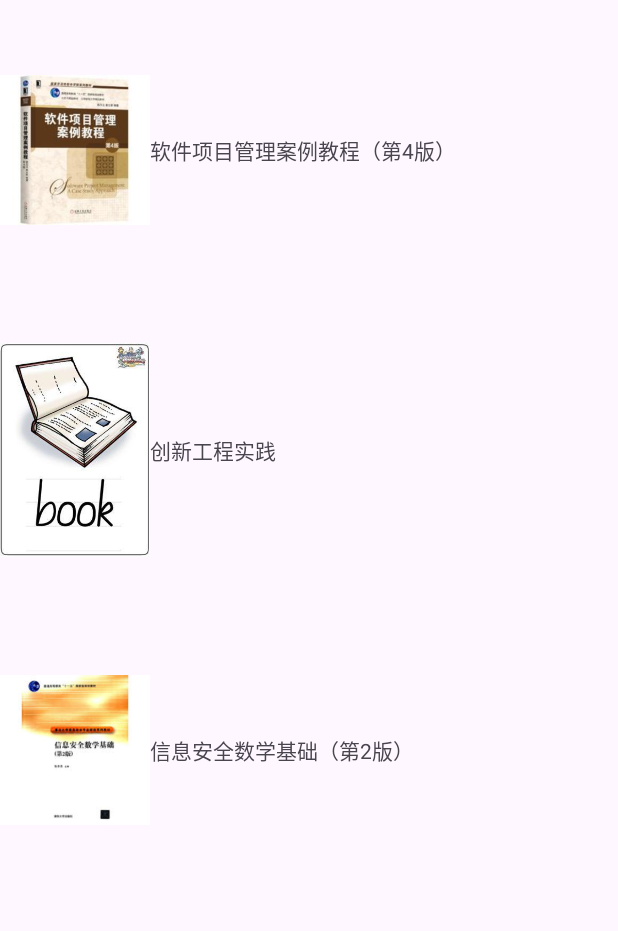
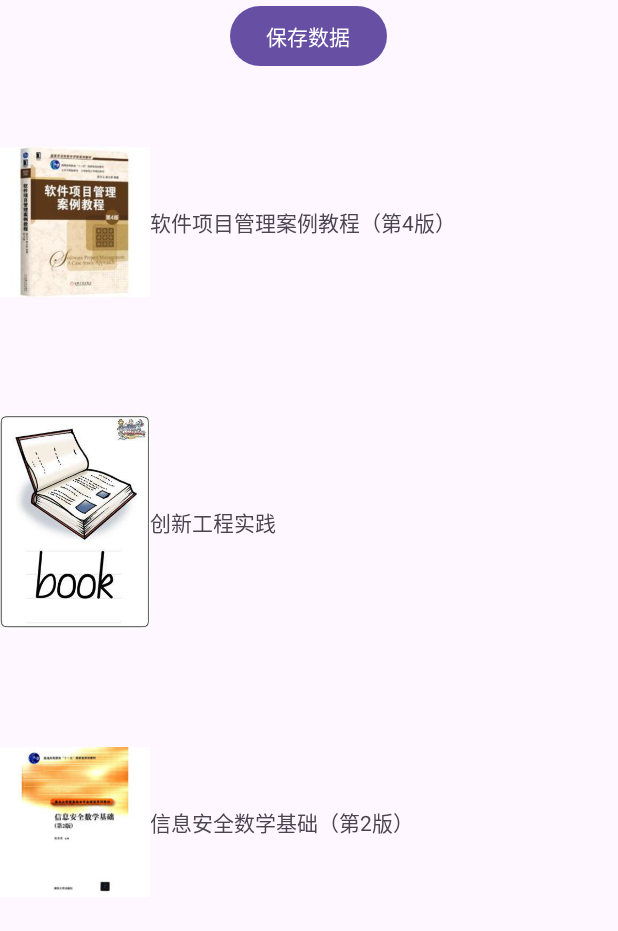
Before and after one commit to PhilipL1A0/MyFirstApplication, an Android app: the screen it shows after launch (RecycleActivity), on a phone screen of 412 x 824 dp. Shown: the top 931 px of the screen. Run offline under Robolectric (Android 15) with nearby library versions, the phone set to English and light mode, and no system bars.

Commit message:
[feat]实验八完成

```diff
--- a/app/src/main/java/com/jnu/student/myfirstapplication/bean/Book.java
+++ b/app/src/main/java/com/jnu/student/myfirstapplication/bean/Book.java
@@ -1,6 +1,8 @@
 package com.jnu.student.myfirstapplication.bean;
 
-public class Book {
+import java.io.Serializable;
+
+public class Book  implements Serializable {
 
     private final String title;
     private final int coverResourceId;
--- a/app/src/main/java/com/jnu/student/myfirstapplication/views/RecycleActivity.java
+++ b/app/src/main/java/com/jnu/student/myfirstapplication/views/RecycleActivity.java
@@ -17,6 +17,7 @@ import android.widget.Toast;
 import com.jnu.student.myfirstapplication.R;
 import com.jnu.student.myfirstapplication.adapter.ShopItemAdapter;
 import com.jnu.student.myfirstapplication.bean.Book;
+import com.jnu.student.myfirstapplication.utils.FileUtils;
 
 import java.util.ArrayList;
 
@@ -24,8 +25,10 @@ public class RecycleActivity extends AppCompatActivity {
 
     private RecyclerView recyclerView;
     ActivityResultLauncher<Intent> addBookLauncher;
+    ActivityResultLauncher<Intent> editBookLauncher;
     private ArrayList<Book> books;
     private ShopItemAdapter shopItemAdapter;
+    private FileUtils fileUtils;
 
     @Override
     protected void onCreate(Bundle savedInstanceState) {
--- a/app/src/main/res/layout/activity_recyle.xml
+++ b/app/src/main/res/layout/activity_recyle.xml
@@ -1,15 +1,21 @@
 <?xml version="1.0" encoding="utf-8"?>
-<androidx.constraintlayout.widget.ConstraintLayout xmlns:android="http://schemas.android.com/apk/res/android"
+<androidx.appcompat.widget.LinearLayoutCompat xmlns:android="http://schemas.android.com/apk/res/android"
     xmlns:app="http://schemas.android.com/apk/res-auto"
     xmlns:tools="http://schemas.android.com/tools"
     android:layout_width="match_parent"
     android:layout_height="match_parent"
-    tools:context=".views.RecycleActivity">
+    android:orientation="vertical"
+    android:gravity="center">
+
+    <Button
+        android:id="@+id/btn_save"
+        android:layout_width="wrap_content"
+        android:layout_height="wrap_content"
+        android:text="保存数据"/>
 
     <androidx.recyclerview.widget.RecyclerView
         android:id="@+id/recycle_view_books"
         android:layout_width="match_parent"
-        android:layout_height="match_parent"
-        app:layout_constraintTop_toTopOf="parent" />
+        android:layout_height="match_parent" />
 
-</androidx.constraintlayout.widget.ConstraintLayout>
+</androidx.appcompat.widget.LinearLayoutCompat>
```
Also changed, not shown: app/src/main/AndroidManifest.xml (+7 -5 lines), app/src/main/java/com/jnu/student/myfirstapplication/utils/FileUtils.java (added, +44 -0 lines), app/src/main/java/com/jnu/student/myfirstapplication/views/BookDetailActivity.java (added, +45 -0 lines), app/src/main/res/layout/activity_book_detail.xml (added, +33 -0 lines).
